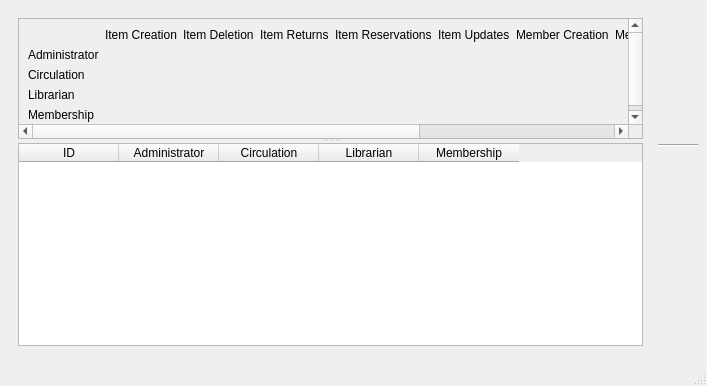
First picture: the form in adminsetup.ui, repository textbrowser/biblioteq, before the edit.
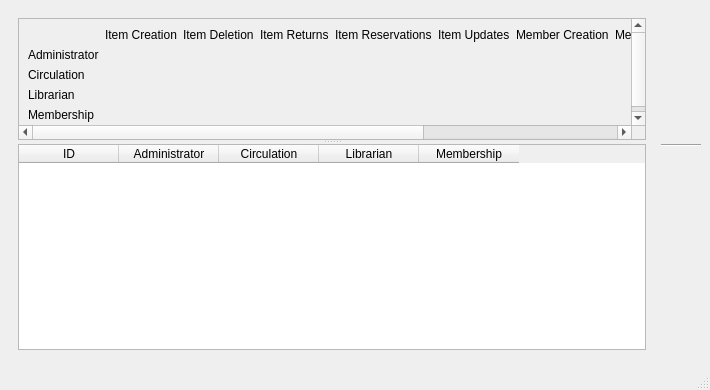
Second picture: the form after the edit. Icons and pictures are not drawn.

What changed in the file:
```diff
--- a/adminsetup.ui
+++ b/adminsetup.ui
@@ -6,8 +6,8 @@
    <rect>
     <x>0</x>
     <y>0</y>
-    <width>707</width>
-    <height>386</height>
+    <width>710</width>
+    <height>390</height>
    </rect>
   </property>
   <property name="windowTitle">
@@ -39,8 +39,8 @@
             <rect>
              <x>0</x>
              <y>0</y>
-             <width>956</width>
-             <height>105</height>
+             <width>1099</width>
+             <height>122</height>
             </rect>
            </property>
            <layout class="QGridLayout" name="gridLayout">
```
